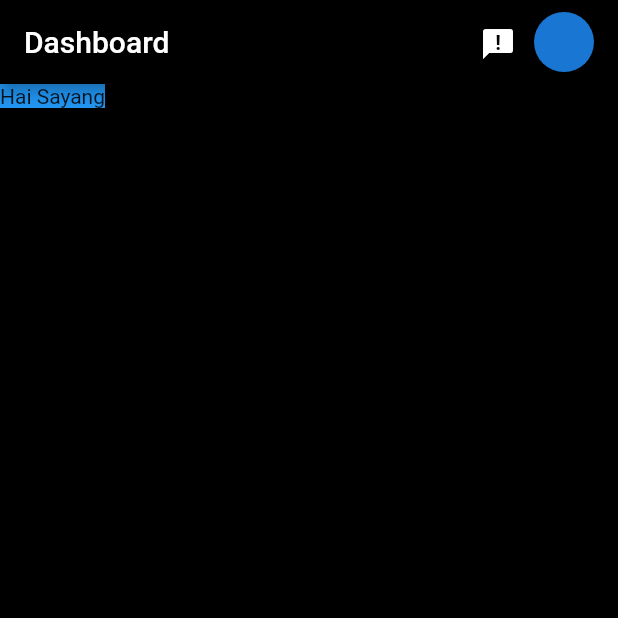
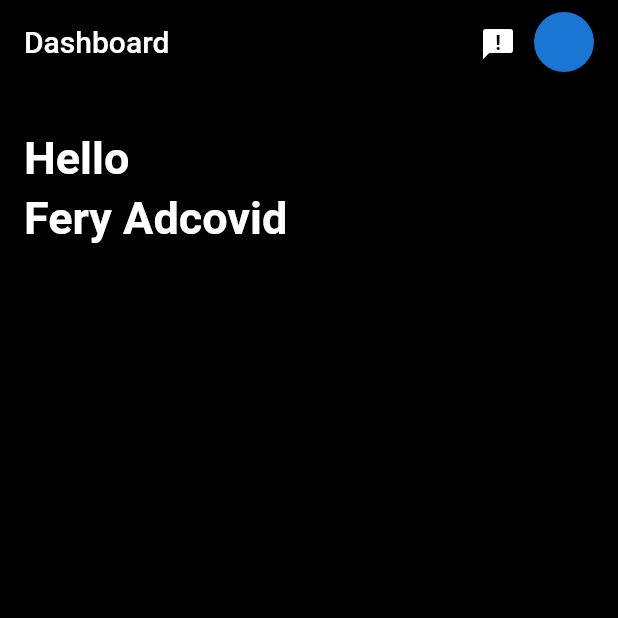
Before and after one commit to F-Pawamatra/GeShare, a Flutter app: the PasienDashboardPage screen opened by its route, on a phone screen of 412 x 824 dp, the top half of it. Run offline on Flutter 3.47's test engine with Material 2 defaults, Android fonts, the phone set to English and light mode, and no system bars; our stand-ins replace google_fonts.

Commit message:
Membuat teks greeting.

```diff
--- a/lib/screens/pasien/pasien_dashboard_view.dart
+++ b/lib/screens/pasien/pasien_dashboard_view.dart
@@ -50,8 +50,25 @@ class _PasienDashboardPageState extends State<PasienDashboardPage> {
         ],
       ),
       body: Container(
-        decoration: BoxDecoration(color: Colors.blue),
-        child: Text('Hai Sayang'),
+        width: double.infinity,
+        height: double.infinity,
+        padding: EdgeInsets.only(top: 32.0, left: 16.0, right: 16.0),
+        child: Column(
+          crossAxisAlignment: CrossAxisAlignment.start,
+          children: <Widget>[
+            DefaultTextStyle(
+              style: TextStyle(fontSize: 30, fontWeight: FontWeight.bold),
+              child: Column(
+                crossAxisAlignment: CrossAxisAlignment.start,
+                children: <Widget>[
+                  Text("Hello"),
+                  Padding(padding: EdgeInsets.only(top: 5.0)),
+                  Text("Fery Adcovid"),
+                ],
+              )
+            ),
+          ],
+        ),
       ),
     );
   }
```
